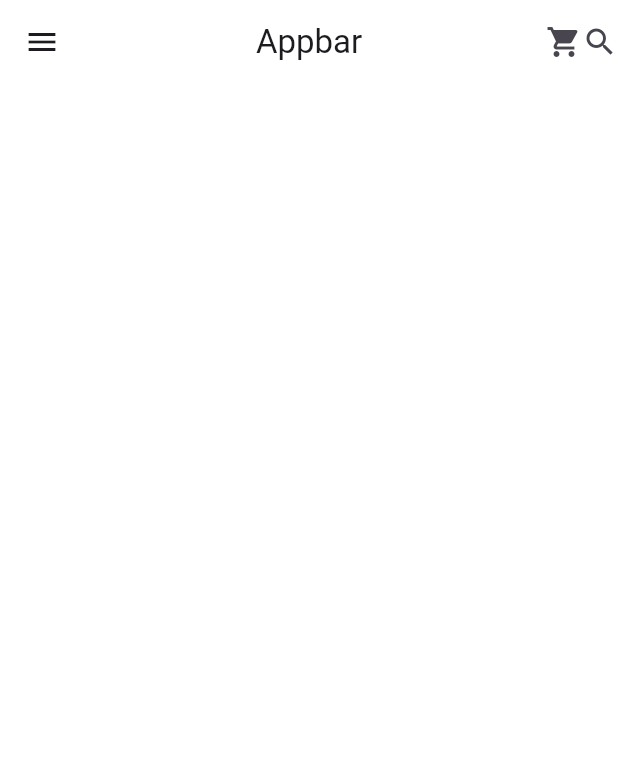
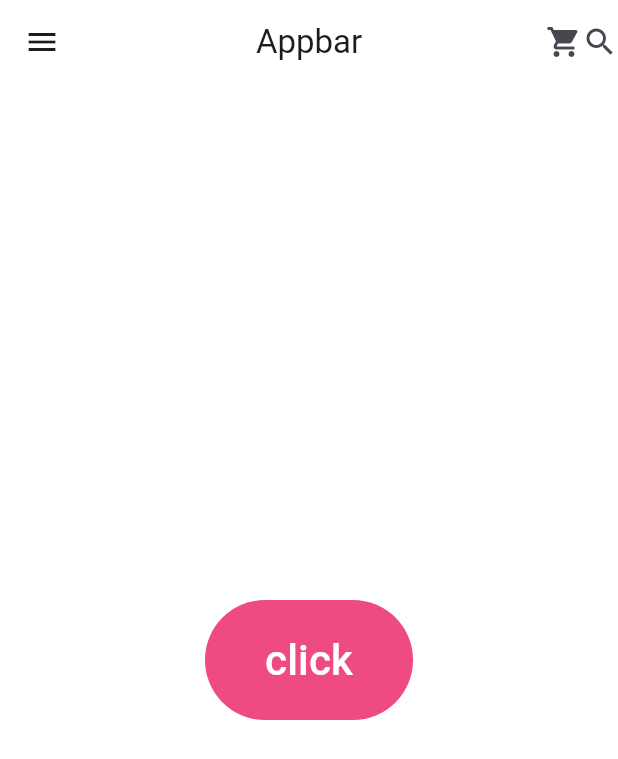
Before and after one commit to tnqkr3494/flutter-webtoon, a Flutter app: the screen it shows after launch, on a phone screen of 412 x 824 dp. Shown: the top 759 px of the screen. Run offline on Flutter 3.47's test engine with Material 3 defaults, Android fonts, the phone set to English and light mode, and no system bars.

Commit message:
16. SnackBar

```diff
--- a/lib/main.dart
+++ b/lib/main.dart
@@ -58,6 +58,33 @@ class MyApp extends StatelessWidget {
             ],
           ),
         ),
+        body: Builder(builder: (ctx) {
+          return Center(
+            child: TextButton(
+              onPressed: () {
+                ScaffoldMessenger.of(ctx).showSnackBar(
+                  const SnackBar(
+                    content: Text("SnackBar"),
+                  ),
+                );
+              },
+              style: TextButton.styleFrom(
+                padding: const EdgeInsets.symmetric(
+                  vertical: 20,
+                  horizontal: 40,
+                ),
+                backgroundColor: Colors.pink.withOpacity(0.8),
+              ),
+              child: const Text(
+                "click",
+                style: TextStyle(
+                  fontSize: 28,
+                  color: Colors.white,
+                ),
+              ),
+            ),
+          );
+        }),
       ),
     );
   }
```
